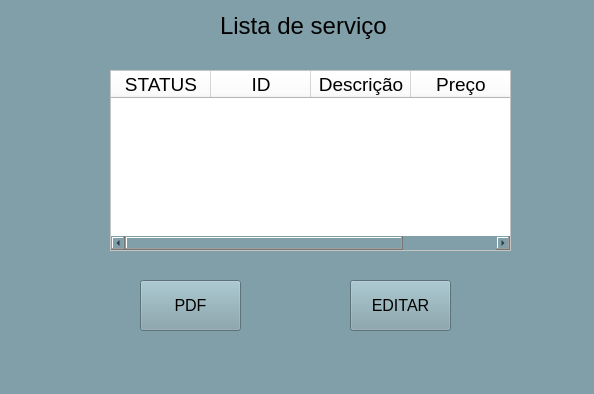
LeonardoMateini/KBT_System, file Listar Dados Servicos.ui: the form before one commit.
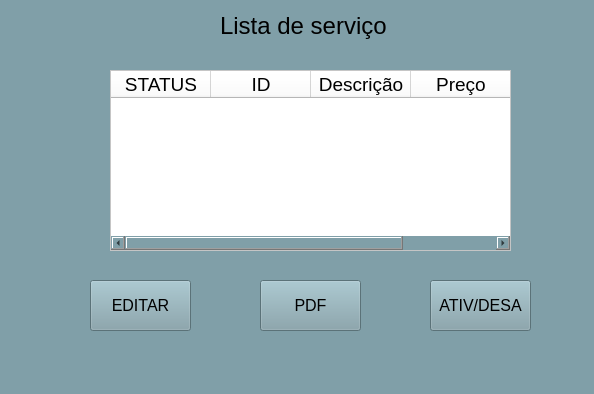
The form after the commit.

Diff of the .ui file:
```diff
--- a/Listar Dados Servicos.ui
+++ b/Listar Dados Servicos.ui
@@ -91,7 +91,7 @@
    <widget class="QPushButton" name="pushButton">
     <property name="geometry">
      <rect>
-      <x>140</x>
+      <x>260</x>
       <y>280</y>
       <width>101</width>
       <height>51</height>
@@ -109,7 +109,7 @@
    <widget class="QPushButton" name="pushButton_3">
     <property name="geometry">
      <rect>
-      <x>350</x>
+      <x>90</x>
       <y>280</y>
       <width>101</width>
       <height>51</height>
@@ -124,6 +124,24 @@
      <string>EDITAR</string>
     </property>
    </widget>
+   <widget class="QPushButton" name="pushButton_2">
+    <property name="geometry">
+     <rect>
+      <x>430</x>
+      <y>280</y>
+      <width>101</width>
+      <height>51</height>
+     </rect>
+    </property>
+    <property name="font">
+     <font>
+      <pointsize>12</pointsize>
+     </font>
+    </property>
+    <property name="text">
+     <string>ATIV/DESA</string>
+    </property>
+   </widget>
   </widget>
   <widget class="QMenuBar" name="menubar">
    <property name="geometry">
```
